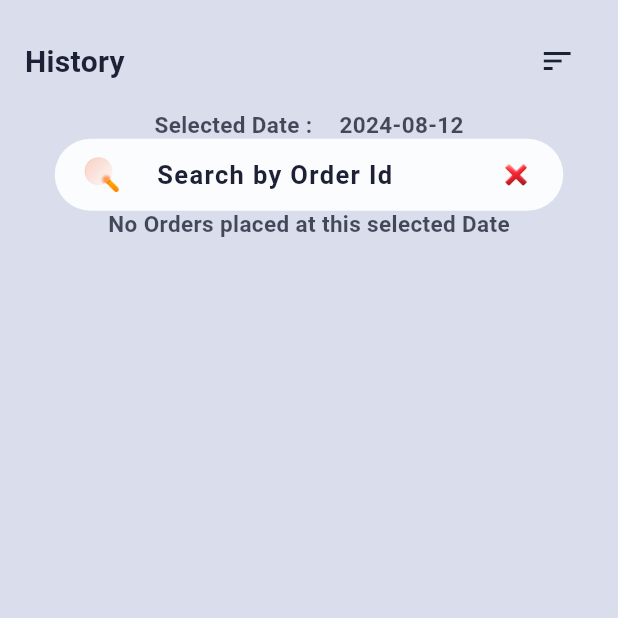
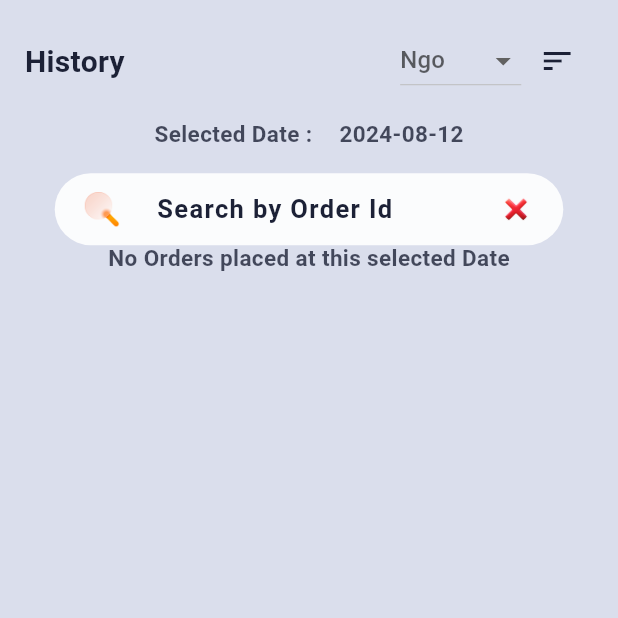
Before and after one commit to shiva396/annam, a Flutter app: the CanteenHistory screen opened directly, on a phone screen of 412 x 824 dp, the top half of it. Run offline on Flutter 3.47's test engine with Material 3 defaults, Android fonts, the phone set to English and light mode, and no system bars; our stand-ins replace calendar_date_picker2, cloud_firestore, firebase_auth, firebase_core, firebase_storage, flutter_rating_bar and 6 more; accounts and stored records are empty; generated files the repository leaves out were written again; Roboto replaces fonts that are missing (Nato).

Commit message:
12-08-2024

```diff
--- a/lib/auth/authWrapper.dart
+++ b/lib/auth/authWrapper.dart
@@ -68,14 +68,14 @@ class AuthWrapper extends StatelessWidget {
                                   .firebaseAuth.currentUser!.uid)) {
                                 collegeName = v.id;
                               }
-                            });
+                            },);
 
                             if (collegeName.isNotEmpty) {
                               return CanteenOwner(collegeName: collegeName);
                             } else {
                               return LoginSignUp();
                             }
-                          });
+                          },);
                     } catch (e) {
                       context.showSnackBar('Error checking documents: $e');
                       return SizedBox();
@@ -91,7 +91,7 @@ class AuthWrapper extends StatelessWidget {
                 } else {
                   return SizedBox();
                 }
-              });
+              },);
         } else {
           return const LoginSignUp();
         }
--- a/lib/auth/forget_password.dart
+++ /dev/null
@@ -1 +0,0 @@
-// TODO: write forget password function
--- a/lib/canteen/CanteenNGO/ngo.dart
+++ b/lib/canteen/CanteenNGO/ngo.dart
@@ -190,7 +190,7 @@ class _CanteenNgoState extends ConsumerState<CanteenNgo> {
                               } else {
                                 return null;
                               }
-                            }),
+                            },),
                       );
                     return CustomText(text: "Please Use + icon to Post");
                   },
--- a/lib/canteen/history/canteen_history.dart
+++ b/lib/canteen/history/canteen_history.dart
@@ -22,15 +22,22 @@ class _CanteenHistoryState extends ConsumerState<CanteenHistory> {
 
   _showDatePicker() {
     showDatePicker(
+            barrierDismissible: false,
             context: context,
             firstDate: DateTime(2024),
             lastDate: DateTime.now())
         .then((value) {
       setState(() {
-        selectedDate = value!;
+        if (value != null) {
+          selectedDate = value;
+        } else {
+          selectedDate = DateTime.now();
+        }
       });
     });
   }
+
+  String choosedItem = "Ngo";
 
   @override
   Widget build(BuildContext context) {
@@ -57,15 +64,42 @@ class _CanteenHistoryState extends ConsumerState<CanteenHistory> {
                     size: sizeData.header,
                     color: colorData.fontColor(1),
                   ),
-                  IconButton(
-                      onPressed: () {
-                        _showDatePicker();
-                      },
-                      icon: Icon(Icons.sort))
+                  Row(
+                    children: [
+                      DropdownButton<String>(
+                          hint: Text(choosedItem),
+                          borderRadius: BorderRadius.all(Radius.circular(20)),
+                          items: [
+                            DropdownMenuItem(
+                              value: "Student",
+                              child: Text("Student"),
+                            ),
+                            DropdownMenuItem(
+                              value: "Cattle",
+                              child: Text("Cattle"),
+                            ),
+                            DropdownMenuItem(
+                              value: "Ngo",
+                              child: Text("Ngo"),
+                            ),
+                          ],
+                          onChanged: (v) {
+                            setState(() {
+                              choosedItem = v!;
+                            });
+                          }),
+                      IconButton(
+                          onPressed: () {
+                            _showDatePicker();
+                          },
+                          icon: Icon(Icons.sort)),
+                    ],
+                  )
                 ],
               ),
               CalandarPicker(
-                selectedDate: selectedDate,
+                selectedRoleCanteenHistory: choosedItem,
+                selectedDate: selectedDate.toString().trim().split(' ').first,
                 userRole: widget.userRole,
               ),
             ],
--- a/lib/cattle/menu/home.dart
+++ b/lib/cattle/menu/home.dart
@@ -72,7 +72,7 @@ class CattleHome extends ConsumerWidget {
                   child: ListView.builder(
                     itemCount: todayData.length,
                     itemBuilder: (context, index) {
-                      print(todayData);
+
                       return CardModel(
                         phoneNumber: todayData[index]['phoneNumber'],
                         time: todayData[index]['time'],
--- a/lib/utils/calandar_picker.dart
+++ b/lib/utils/calandar_picker.dart
@@ -12,16 +12,19 @@ import 'size_data.dart';
 
 class CalandarPicker extends StatefulWidget {
   final UserRole userRole;
-  DateTime? selectedDate;
-  CalandarPicker({super.key, required this.userRole, this.selectedDate});
+  final String selectedDate;
+  String? selectedRoleCanteenHistory;
+  CalandarPicker(
+      {super.key,
+      required this.userRole,
+      required this.selectedDate,
+      this.selectedRoleCanteenHistory});
 
   @override
   State<CalandarPicker> createState() => _CalandarPickerState();
 }
 
 class _CalandarPickerState extends State<CalandarPicker> {
-  List<DateTime?> _singleDatePickerValueWithDefaultValue = [DateTime.now()];
-
   TextEditingController searchController = TextEditingController();
   String studentSearchText = "";
 
@@ -41,98 +44,20 @@ class _CalandarPickerState extends State<CalandarPicker> {
     CustomSizeData sizeData = CustomSizeData.from(context);
     double height = sizeData.height;
     double width = sizeData.width;
+
     return SingleChildScrollView(
         child: _buildSingleDatePickerWithValue(
-            height: height, selectedDate: widget.selectedDate));
+      height: height,
+    ));
   }
 
-  String _getValueText(
-    CalendarDatePicker2Type datePickerType,
-    List<DateTime?> values,
-  ) {
-    return values.first.toString().split(' ').first;
-    // values =
-    //     values.map((e) => e != null ? DateUtils.dateOnly(e) : null).toList();
-    // var valueText = (values.isNotEmpty ? values[0] : null)
-    //     .toString()
-    //     .replaceAll('00:00:00.000', '');
-
-    // if (datePickerType == CalendarDatePicker2Type.multi) {
-    //   valueText = values.isNotEmpty
-    //       ? values
-    //           .map((v) => v.toString().replaceAll('00:00:00.000', ''))
-    //           .join(', ')
-    //       : 'null';
-    // } else if (datePickerType == CalendarDatePicker2Type.range) {
-    //   if (values.isNotEmpty) {
-    //     final startDate = values[0].toString().replaceAll('00:00:00.000', '');
-    //     final endDate = values.length > 1
-    //         ? values[1].toString().replaceAll('00:00:00.000', '')
-    //         : 'null';
-    //     valueText = '$startDate to $endDate';
-    //   } else {
-    //     return 'null';
-    //   }
-    // }
-
-    // return valueText;
-  }
-
-  Widget _buildSingleDatePickerWithValue(
-      {required double height, required DateTime? selectedDate}) {
-    // final config = CalendarDatePicker2Config(
-    //   selectedDayHighlightColor: Colors.amber[900],
-    //   weekdayLabels: ['Sun', 'Mon', 'Tue', 'Wed', 'Thu', 'Fri', 'Sat'],
-    //   weekdayLabelTextStyle: const TextStyle(
-    //     color: Colors.black87,
-    //     fontWeight: FontWeight.bold,
-    //   ),
-    //   firstDayOfWeek: 1,
-    //   controlsHeight: 80,
-    //   dayMaxWidth: 38,
-    //   animateToDisplayedMonthDate: true,
-    //   controlsTextStyle: const TextStyle(
-    //     color: Colors.black,
-    //     fontSize: 18,
-    //     fontWeight: FontWeight.bold,
-    //   ),
-    //   dayTextStyle: const TextStyle(
-    //     color: Colors.amber,
-    //     fontWeight: FontWeight.bold,
-    //   ),
-    //   disabledDayTextStyle: const TextStyle(
-    //     color: Colors.grey,
-    //   ),
-    //   centerAlignModePicker: true,
-    //   useAbbrLabelForMonthModePicker: true,
-    //   modePickerTextHandler: ({required monthDate, isMonthPicker}) {
-    //     if (isMonthPicker ?? false) {
-    //       // Custom month picker text
-    //       return '${getLocaleShortMonthFormat(const Locale('en')).format(monthDate)} C';
-    //     }
-
-    //     return null;
-    //   },
-    //   firstDate: DateTime(DateTime.now().year - 5),
-    //   lastDate: DateTime.now(),
-    // );
-
+  Widget _buildSingleDatePickerWithValue({required double height}) {
     return SizedBox(
       width: 900,
       child: Column(
         mainAxisSize: MainAxisSize.min,
         children: [
-          // SizedBox(
-          //   width: 800,
-          //   child: CalendarDatePicker2(
-          //     displayedMonthDate: _singleDatePickerValueWithDefaultValue.first,
-          //     config: config,
-          //     value: _singleDatePickerValueWithDefaultValue,
-          //     onValueChanged: (dates) => setState(
-          //         () => _singleDatePickerValueWithDefaultValue = dates),
-          //   ),
-          // ),
-          const SizedBox(height: 10),
+          SizedBox(height: height * 0.02),
           Row(
             mainAxisSize: MainAxisSize.min,
             children: [
@@ -141,11 +66,15 @@ class _CalandarPickerState extends State<CalandarPicker> {
               ),
               const SizedBox(width: 10),
               CustomText(
-                text: selectedDate.toString().split(" ").first,
+                text: widget.selectedDate,
               ),
             ],
           ),
+          SizedBox(
+            height: height * 0.02,
+          ),
           if (UserRole.canteenOwner == widget.userRole) ...[
+            if (widget.selectedRoleCanteenHistory == "Student") ...[
               CustomSearchBar(
                   onClear: () {
                     setState(() {
@@ -179,11 +108,9 @@ class _CalandarPickerState extends State<CalandarPicker> {
                       String onlyDate = (mapFieldName.split(' ').first);
 
                       // Check if the target date exists as a key in the map
-                    if (onlyDate.toString() ==
-                        selectedDate.toString().split(" ").first) {
-                      print(onlyDate);
-
-                      Map<String, dynamic> historyData = dataMap[mapFieldName];
+                      if (onlyDate.toString() == widget.selectedDate) {
+                        Map<String, dynamic> historyData =
+                            dataMap[mapFieldName];
 
                         if (historyData['canteenId'] ==
                             FirebaseOperations.firebaseAuth.currentUser!.uid) {
@@ -214,6 +141,132 @@ class _CalandarPickerState extends State<CalandarPicker> {
                     }
                     return CustomText(text: "Search not Found");
                   }),
+            ],
+            if (widget.selectedRoleCanteenHistory == "Cattle") ...[
+              CustomSearchBar(
+                  onClear: () {
+                    setState(() {});
+                  },
+                  onSubmitted: (c) {},
+                  onChanged: (v) {
+                    setState(() {});
+                  },
+                  controller: searchController,
+                  hintText: "Search by Order Id"),
+              StreamBuilder<DocumentSnapshot<Map<String, dynamic>>>(
+                  stream: FirebaseOperations.firebaseInstance
+                      .collection('cattle_posts')
+                      .doc(FirebaseOperations.firebaseAuth.currentUser!.uid)
+                      .snapshots(),
+                  builder: (context, snapshot) {
+                    if (!snapshot.hasData) return ShimmerEffect();
+                    List checkedOutItems = [];
+                    List notpurchased = [];
+                    Map<String, dynamic> data =
+                        snapshot.data!.data() as Map<String, dynamic>;
+
+                    data.forEach((k, v) {
+                      if (k.startsWith(widget.selectedDate)) {
+                        Map<String, dynamic> values = data[k];
+                        if (values.containsKey('personPurchased')) {
+                          fetchDataFromCanteen(
+                                  cattleId: values['personPurchased'])
+                              .then((v) async {
+                            values.addAll(v);
+                          });
+                          checkedOutItems.add(values);
+                        } else {
+                          values['time'] = k;
+                          notpurchased.add(values);
+                        }
+                      }
+                    });
+
+                    int count = 0;
+
+                    if (checkedOutItems.isNotEmpty)
+                      return SizedBox(
+                        height: 200,
+                        child: ListView(
+                            children: List.generate(
+                                checkedOutItems.length,
+                                (index) => Text(checkedOutItems[index]['weight']
+                                    .toString()))),
+                      );
+                    if (count == 0 && checkedOutItems.isEmpty) {
+                      return CustomText(
+                          text: "No Orders placed at this selected Date");
+                    }
+                    return CustomText(text: "Search not Found");
+                  }),
+            ],
+            if (widget.selectedRoleCanteenHistory == "Ngo") ...[
+              CustomSearchBar(
+                  onClear: () {
+                    setState(() {});
+                  },
+                  onSubmitted: (c) {},
+                  onChanged: (v) {
+                    setState(() {});
+                  },
+                  controller: searchController,
+                  hintText: "Search by Order Id"),
+              StreamBuilder<DocumentSnapshot<Map<String, dynamic>>>(
+                  stream: FirebaseOperations.firebaseInstance
+                      .collection('ngo_posts')
+                      .doc(FirebaseOperations.firebaseAuth.currentUser!.uid)
+                      .snapshots(),
+                  builder: (context, snapshot) {
+                    if (!snapshot.hasData) return ShimmerEffect();
+                    List checkedOutItems = [];
+                    List notpurchased = [];
+                    Map<String, dynamic> data =
+                        snapshot.data!.data() as Map<String, dynamic>;
+
+                    data.forEach((k, v) {
+                      if (k.startsWith(widget.selectedDate)) {
+                        Map<String, dynamic> values = data[k];
+                        print(values);
+                        Map<String, dynamic> filteredData = Map.from(values)
+                          ..remove('checkOut')
+                          ..remove('notNeeded')
+                          ..remove('personPurchased');
+                        String itemName = filteredData.keys.first;
+                        String quantity = filteredData[itemName].toString();
+                        values['itemName'] = itemName;
+                        values['quantity'] = quantity;
+                        if (values.containsKey('personPurchased')) {
+                          fetchDataFromNgo(cattleId: values['personPurchased'])
+                              .then((v) async {
+                            values.addAll(v);
+                          });
+                          checkedOutItems.add(values);
+                        } else {
+                          values['time'] = k;
+                          notpurchased.add(values);
+                        }
+                      }
+                    });
+
+                    int count = 0;
+
+                    if (checkedOutItems.isNotEmpty)
+                      return SizedBox(
+                        height: 200,
+                        child: ListView(
+                            children: List.generate(
+                                checkedOutItems.length,
+                                (index) => Text(checkedOutItems[index]
+                                        ['itemName']
+                                    .toString()))),
+                      );
+                    if (count == 0 && checkedOutItems.isEmpty) {
+                      return CustomText(
+                          text: "No Orders placed at this selected Date");
+                    }
+                    return CustomText(text: "Search not Found");
+                  }),
+            ]
           ],
           if (UserRole.student == widget.userRole) ...[
             SizedBox(
@@ -252,9 +305,7 @@ class _CalandarPickerState extends State<CalandarPicker> {
 
                     String mapFieldName = dataMap.keys.first;
 
-                    if (mapFieldName.startsWith(
-                      selectedDate.toString().split(" ").first,
-                    )) {
+                    if (mapFieldName.startsWith(widget.selectedDate)) {
                       Map<String, dynamic> historyData = dataMap[mapFieldName];
                       if (historyData['studentId'] ==
                           FirebaseOperations.firebaseAuth.currentUser!.uid) {
@@ -292,3 +343,27 @@ class _CalandarPickerState extends State<CalandarPicker> {
     );
   }
 }
+
+Future<Map<String, dynamic>> fetchDataFromCanteen(
+    {required String cattleId}) async {
+  DocumentSnapshot<Map<String, dynamic>> innersnapshot =
+      await FirebaseOperations.firebaseInstance
+          .collection('cattle_owner')
+          .doc(cattleId)
+          .get();
+  Map<String, dynamic> data = innersnapshot.data() as Map<String, dynamic>;
+
+  return data;
+}
+
+Future<Map<String, dynamic>> fetchDataFromNgo(
+    {required String cattleId}) async {
+  DocumentSnapshot<Map<String, dynamic>> innersnapshot =
+      await FirebaseOperations.firebaseInstance
+          .collection('ngo')
+          .doc(cattleId)
+          .get();
+  Map<String, dynamic> data = innersnapshot.data() as Map<String, dynamic>;
+
+  return data;
+}
```
Also changed, not shown: lib/Firebase/firebase_operations.dart (+9 -0 lines), lib/canteen/CanteenCattle/cattle.dart (+7 -6 lines), lib/ngo/history/history.dart (+8 -4 lines), lib/students/history/order_history.dart (+9 -2 lines), lib/cattle/history/history.dart (line endings or trailing spaces). Lines whose indentation alone changed are shown as unchanged.
